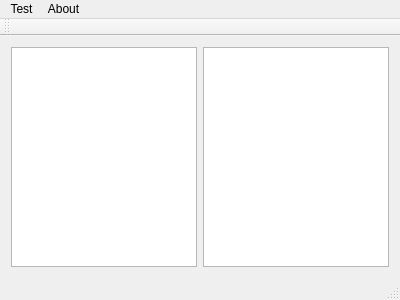
Before: the Qt Designer form mainwindow.ui in IJHack/QtPass, drawn with Qt 5.
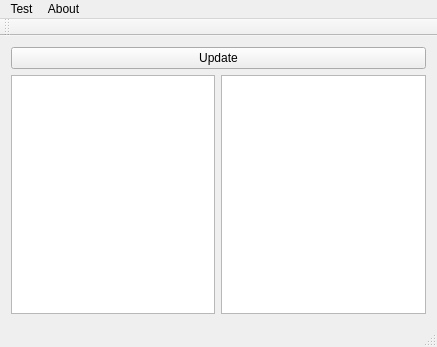
After: the same form once the commit is applied.

The edit to the form file:
```diff
--- a/mainwindow.ui
+++ b/mainwindow.ui
@@ -6,14 +6,23 @@
    <rect>
     <x>0</x>
     <y>0</y>
-    <width>400</width>
-    <height>300</height>
+    <width>437</width>
+    <height>347</height>
    </rect>
   </property>
   <property name="windowTitle">
    <string>MainWindow</string>
   </property>
   <widget class="QWidget" name="centralWidget">
+   <layout class="QVBoxLayout" name="verticalLayout">
+    <item>
+     <widget class="QPushButton" name="pushButton">
+      <property name="text">
+       <string>Update</string>
+      </property>
+     </widget>
+    </item>
+    <item>
    <layout class="QHBoxLayout" name="horizontalLayout">
     <item>
      <widget class="QTreeView" name="treeView"/>
@@ -22,13 +31,15 @@
      <widget class="QTextBrowser" name="textBrowser"/>
     </item>
    </layout>
+    </item>
+   </layout>
   </widget>
   <widget class="QMenuBar" name="menuBar">
    <property name="geometry">
     <rect>
      <x>0</x>
      <y>0</y>
-     <width>400</width>
+     <width>437</width>
      <height>22</height>
     </rect>
    </property>
```
Lines whose indentation alone changed are shown as unchanged.
